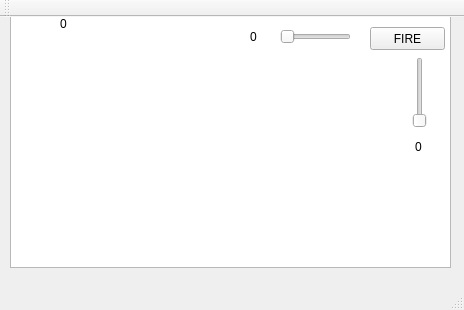
Before: the Qt Designer form gun/mainwindow.ui in timbog/GreatGunGame, drawn with Qt 5.
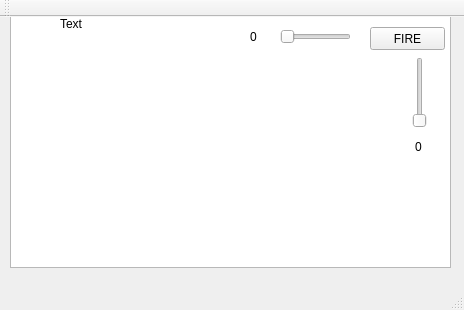
After: the same form once the commit is applied.

Commit message: Gun became better

```diff
--- a/gun/mainwindow.ui
+++ b/gun/mainwindow.ui
@@ -108,7 +108,7 @@
      </rect>
     </property>
     <property name="text">
-     <string>0</string>
+     <string>Text</string>
     </property>
    </widget>
   </widget>
```
The commit also changes 2 other files.
